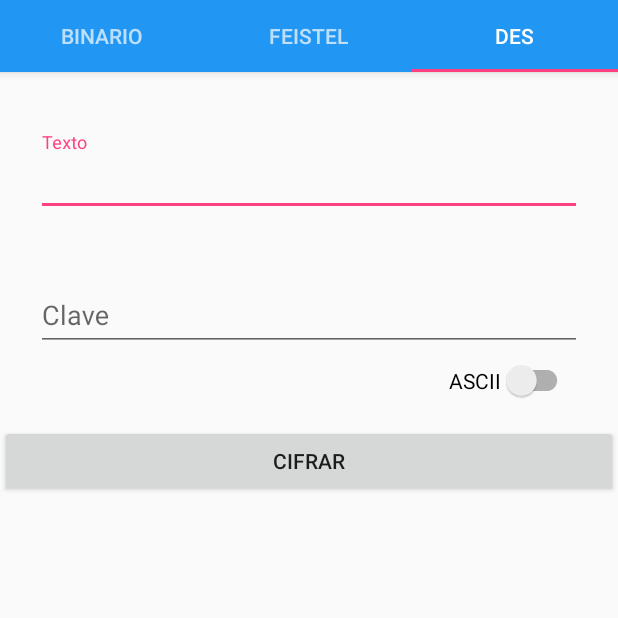
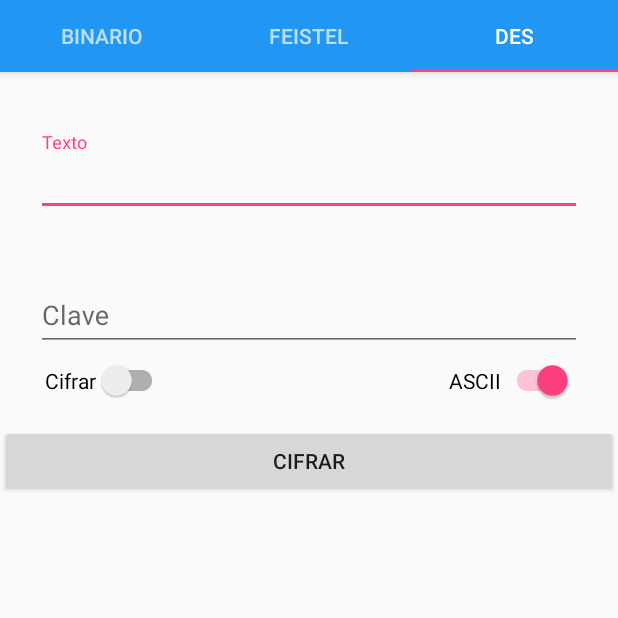
Before and after one commit to Angel45604/BinaryFormat, an Android app: the screen it shows after launch (MainActivity), tab 3 chosen, on a phone screen of 412 x 824 dp, the top half of it. Run offline under Robolectric (Android 15) with nearby library versions, the phone set to English and light mode, and no system bars.

```diff
--- a/app/src/main/res/layout/fragment_section3.xml
+++ b/app/src/main/res/layout/fragment_section3.xml
@@ -46,16 +46,38 @@
                     android:layout_width="match_parent"
                     android:layout_height="wrap_content"
                     android:hint="Clave"
-                    android:maxLength="8"/>
+                    android:maxLength="16"/>
+                <LinearLayout
+                    android:layout_width="match_parent"
+                    android:layout_height="wrap_content"
+                    android:baselineAligned="false">
+
                     <android.support.v7.widget.SwitchCompat
                         android:id="@+id/toggleCipher"
+                        android:layout_width="wrap_content"
+                        android:layout_height="wrap_content"
+                        android:layout_margin="6dp"
+                        android:text="Cifrar"
+                        android:textOff="Descifrar"
+                        android:textOn="Cifrar"
+                        android:layout_alignParentLeft="true"/>
+
+                    <View
+                        android:layout_width="0dp"
+                        android:layout_height="0dp"
+                        android:layout_weight="1" />
+
+                    <android.support.v7.widget.SwitchCompat
+                        android:id="@+id/cipherMode"
                         android:layout_width="wrap_content"
                         android:layout_height="wrap_content"
                         android:layout_margin="6dp"
                         android:text="ASCII"
                         android:textOff="HEX"
                         android:textOn="ASCII"
-                    android:layout_gravity="right"/>
+                        android:checked="true"
+                        android:layout_alignParentRight="true"/>
+                </LinearLayout>
 
             </android.support.design.widget.TextInputLayout>
 
```
Also changed, not shown: app/src/main/java/com/marcos/angel/binaryformat/fragment/DES/Binarization.java (+7 -0 lines), app/src/main/java/com/marcos/angel/binaryformat/fragment/DES/DES.java (+17 -0 lines), app/src/main/java/com/marcos/angel/binaryformat/fragment/DES/Section3Fragment.java (+124 -68 lines). Lines whose indentation alone changed are shown as unchanged.
